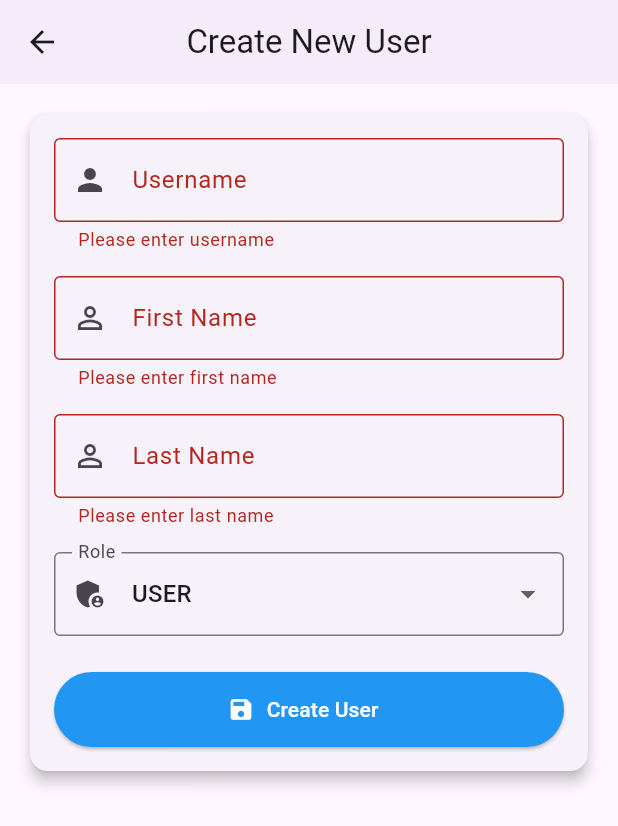
After one commit to devzonedo/product_promo_app, a Flutter app: the CreateUserScreen screen opened directly, after a tap on "Create User", on a phone screen of 412 x 824 dp. The commit adds this screen. Shown: the top 826 px of the screen. Run offline on Flutter 3.47's test engine with Material 3 defaults, Android fonts, the phone set to English and light mode, and no system bars; our stand-ins replace shared_preferences; missing offline and left inert: mobile_scanner; accounts and stored records are empty.

Commit message:
user creation completed

```diff
--- /dev/null
+++ b/lib/models/user.dart
@@ -0,0 +1,54 @@
+class User {
+  final String userId;
+  final String username;
+  final String firstName;
+  final String lastName;
+  final String roleCode;
+  final String status;
+  final String createdDateTime;
+
+  User({
+    required this.userId,
+    required this.username,
+    required this.firstName,
+    required this.lastName,
+    required this.roleCode,
+    required this.status,
+    required this.createdDateTime,
+  });
+
+  factory User.fromJson(Map<String, dynamic> json) {
+    return User(
+      userId: json['userId'] as String,
+      username: json['username'] as String,
+      firstName: json['firstName'] as String,
+      lastName: json['lastName'] as String,
+      roleCode: json['roleCode'] as String,
+      status: json['status'] as String,
+      createdDateTime: json['createdDateTime'] as String,
+    );
+  }
+
+  // Convert to JSON
+  Map<String, dynamic> toJson() {
+    return {
+      'userId': userId,
+      'username': username,
+      'firstName': firstName,
+      'lastName': lastName,
+      'roleCode': roleCode,
+      'createdDateTime': createdDateTime,
+      'status': status,
+    };
+  }
+}
+
+/**
+ *
+// Parse JSON array response from API
+final List<dynamic> jsonArray = await fetchUsersFromApi();
+final List<User> users = jsonArray
+    .map((json) => User.fromJson(json))
+    .toList();
+
+ */
--- /dev/null
+++ b/lib/screens/app_state.dart
@@ -0,0 +1,35 @@
+import '/models/user_model.dart';
+
+// Global state management for token, user details, and login state
+
+class AppState {
+  static String? _token;
+  static UserDetailModel? _userDetail;
+  static bool _isLoggedIn = false;
+
+  static String? get token => _token;
+  static UserDetailModel? get userDetail => _userDetail;
+  static bool get isLoggedIn => _isLoggedIn;
+
+  static void setToken(String token, {UserDetailModel? userDetail}) {
+    _token = token;
+    _userDetail = userDetail;
+    _isLoggedIn = true;
+
+    // You can optionally save to SharedPreferences here for persistence
+    // _saveToPreferences();
+  }
+
+  static void setUserDetail(UserDetailModel userDetail) {
+    _userDetail = userDetail;
+  }
+
+  static void logout() {
+    _token = null;
+    _userDetail = null;
+    _isLoggedIn = false;
+
+    // Clear SharedPreferences if used
+    // _clearPreferences();
+  }
+}
--- a/lib/screens/debug_screen.dart
+++ b/lib/screens/debug_screen.dart
@@ -1,4 +1,5 @@
 import 'package:flutter/material.dart';
+import 'package:product_promo_app/screens/app_state.dart';
 import '../main.dart';
 import '../utils/jwt_helper.dart';
 
--- a/lib/screens/login_screen.dart
+++ b/lib/screens/login_screen.dart
@@ -1,6 +1,7 @@
 import 'package:flutter/material.dart';
 import 'dart:convert';
 import 'package:http/http.dart' as http;
+import 'package:product_promo_app/screens/app_state.dart';
 import '../main.dart';
 import 'home_screen.dart';
 import '../utils/jwt_helper.dart';
--- /dev/null
+++ b/lib/screens/user_create_screen.dart
@@ -0,0 +1,406 @@
+import 'package:flutter/material.dart';
+import '../services/api_service.dart';
+import '../models/user.dart';
+import '../services/api_service.dart';
+
+class CreateUserScreen extends StatefulWidget {
+  const CreateUserScreen({super.key});
+
+  @override
+  State<CreateUserScreen> createState() => _CreateUserScreenState();
+}
+
+class _CreateUserScreenState extends State<CreateUserScreen> {
+  final _formKey = GlobalKey<FormState>();
+  final _usernameController = TextEditingController();
+  final _firstNameController = TextEditingController();
+  final _lastNameController = TextEditingController();
+
+  final ApiService _apiService = ApiService();
+
+  String _selectedRole = 'USER';
+  bool _isLoading = false;
+
+  // Store existing users to simulate duplicate check
+
+  Map<String, dynamic>? _createdUser;
+  String? _errorMessage;
+
+  final List<String> _roles = ['ADMIN', 'USER'];
+
+  @override
+  void dispose() {
+    _usernameController.dispose();
+    _firstNameController.dispose();
+    _lastNameController.dispose();
+    super.dispose();
+  }
+
+  //  API call for create user
+  Future<void> _createUser() async {
+    if (!_formKey.currentState!.validate()) {
+      return;
+    }
+
+    setState(() {
+      _isLoading = true;
+      _errorMessage = null;
+    });
+
+    // Simulate network delay
+    await Future.delayed(const Duration(seconds: 1));
+
+    final username = _usernameController.text.trim();
+    final firstName = _firstNameController.text.trim();
+    final lastName = _lastNameController.text.trim();
+
+    setState(() {
+      _errorMessage = null;
+      _isLoading = false;
+    });
+
+    setState(() {
+      _isLoading = true;
+    });
+
+    // Call ApiService to add product
+    final result = await _apiService.createUser(
+      username: username,
+      firstName: firstName,
+      lastName: lastName,
+      userRole: _selectedRole,
+    );
+
+    setState(() {
+      _isLoading = false;
+    });
+
+    if (result['success'] == true) {
+      // User created successfully
+      setState(() {
+        _createdUser = result['data'];
+        _errorMessage = null;
+      });
+    } else {
+      // Handle error
+      setState(() {
+        _errorMessage = result['message'] ?? 'Failed to create user';
+        _createdUser = null;
+      });
+
+      ScaffoldMessenger.of(context).showSnackBar(
+        SnackBar(
+          content: Text(_errorMessage!),
+          backgroundColor: Colors.red,
+          duration: const Duration(seconds: 3),
+        ),
+      );
+      return;
+    }
+
+    // Show success dialog
+    _showSuccessDialog();
+  }
+
+  void _showSuccessDialog() {
+    showDialog(
+      context: context,
+      barrierDismissible: false,
+      builder: (BuildContext context) {
+        return AlertDialog(
+          title: const Row(
+            children: [
+              Icon(Icons.check_circle, color: Colors.green),
+              SizedBox(width: 10),
+              Text('Success!'),
+            ],
+          ),
+          content: const Text('User has been created successfully.'),
+          actions: [
+            TextButton(
+              onPressed: () {
+                Navigator.of(context).pop();
+              },
+              child: const Text('OK'),
+            ),
+          ],
+        );
+      },
+    );
+  }
+
+  void _clearForm() {
+    _usernameController.clear();
+    _firstNameController.clear();
+    _lastNameController.clear();
+    setState(() {
+      _selectedRole = 'USER';
+      _createdUser = null;
+      _errorMessage = null;
+    });
+  }
+
+  @override
+  Widget build(BuildContext context) {
+    return Scaffold(
+      appBar: AppBar(
+        title: const Text('Create New User'),
+        centerTitle: true,
+        elevation: 2,
+      ),
+      body: SingleChildScrollView(
+        padding: const EdgeInsets.all(16.0),
+        child: Column(
+          crossAxisAlignment: CrossAxisAlignment.start,
+          children: [
+            Card(
+              elevation: 4,
+              child: Padding(
+                padding: const EdgeInsets.all(16.0),
+                child: Form(
+                  key: _formKey,
+                  child: Column(
+                    children: [
+                      TextFormField(
+                        controller: _usernameController,
+                        decoration: const InputDecoration(
+                          labelText: 'Username',
+                          hintText: 'Enter username',
+                          prefixIcon: Icon(Icons.person),
+                          border: OutlineInputBorder(),
+                        ),
+                        validator: (value) {
+                          if (value == null || value.isEmpty) {
+                            return 'Please enter username';
+                          }
+                          if (value.length < 3) {
+                            return 'Username must be at least 3 characters';
+                          }
+                          return null;
+                        },
+                      ),
+                      const SizedBox(height: 16),
+                      TextFormField(
+                        controller: _firstNameController,
+                        decoration: const InputDecoration(
+                          labelText: 'First Name',
+                          hintText: 'Enter first name',
+                          prefixIcon: Icon(Icons.person_outline),
+                          border: OutlineInputBorder(),
+                        ),
+                        validator: (value) {
+                          if (value == null || value.isEmpty) {
+                            return 'Please enter first name';
+                          }
+                          return null;
+                        },
+                      ),
+                      const SizedBox(height: 16),
+                      TextFormField(
+                        controller: _lastNameController,
+                        decoration: const InputDecoration(
+                          labelText: 'Last Name',
+                          hintText: 'Enter last name',
+                          prefixIcon: Icon(Icons.person_outline),
+                          border: OutlineInputBorder(),
+                        ),
+                        validator: (value) {
+                          if (value == null || value.isEmpty) {
+                            return 'Please enter last name';
+                          }
+                          return null;
+                        },
+                      ),
+                      const SizedBox(height: 16),
+                      DropdownButtonFormField<String>(
+                        value: _selectedRole,
+                        decoration: const InputDecoration(
+                          labelText: 'Role',
+                          prefixIcon: Icon(Icons.admin_panel_settings),
+                          border: OutlineInputBorder(),
+                        ),
+                        items: _roles.map((String role) {
+                          return DropdownMenuItem<String>(
+                            value: role,
+                            child: Text(role),
+                          );
+                        }).toList(),
+                        onChanged: (String? newValue) {
+                          setState(() {
+                            _selectedRole = newValue!;
+                          });
+                        },
+                        validator: (value) {
+                          if (value == null || value.isEmpty) {
+                            return 'Please select a role';
+                          }
+                          return null;
+                        },
+                      ),
+                      const SizedBox(height: 24),
+                      SizedBox(
+                        width: double.infinity,
+                        height: 50,
+                        child: ElevatedButton.icon(
+                          onPressed: _isLoading ? null : _createUser,
+                          icon: _isLoading
+                              ? const SizedBox(
+                                  width: 20,
+                                  height: 20,
+                                  child: CircularProgressIndicator(
+                                    strokeWidth: 2,
+                                    valueColor: AlwaysStoppedAnimation<Color>(
+                                      Colors.white,
+                                    ),
+                                  ),
+                                )
+                              : const Icon(Icons.save),
+                          label: Text(
+                            _isLoading ? 'Creating...' : 'Create User',
+                          ),
+                          style: ElevatedButton.styleFrom(
+                            backgroundColor: Colors.blue,
+                            foregroundColor: Colors.white,
+                          ),
+                        ),
+                      ),
+                      if (_errorMessage != null) ...[
+                        const SizedBox(height: 16),
+                        Container(
+                          padding: const EdgeInsets.all(12),
+                          decoration: BoxDecoration(
+                            color: Colors.red.shade50,
+                            borderRadius: BorderRadius.circular(8),
+                            border: Border.all(color: Colors.red.shade200),
+                          ),
+                          child: Row(
+                            children: [
+                              Icon(
+                                Icons.error_outline,
+                                color: Colors.red.shade700,
+                              ),
+                              const SizedBox(width: 12),
+                              Expanded(
+                                child: Text(
+                                  _errorMessage!,
+                                  style: TextStyle(color: Colors.red.shade700),
+                                ),
+                              ),
+                            ],
+                          ),
+                        ),
+                      ],
+                    ],
+                  ),
+                ),
+              ),
+            ),
+            const SizedBox(height: 24),
+            if (_createdUser != null) ...[
+              Card(
+                elevation: 4,
+                color: Colors.green.shade50,
+                child: Padding(
+                  padding: const EdgeInsets.all(16.0),
+                  child: Column(
+                    crossAxisAlignment: CrossAxisAlignment.start,
+                    children: [
+                      Row(
+                        children: [
+                          Icon(
+                            Icons.check_circle,
+                            color: Colors.green.shade700,
+                          ),
+                          const SizedBox(width: 8),
+                          Text(
+                            'User Created Successfully',
+                            style: TextStyle(
+                              fontSize: 18,
+                              fontWeight: FontWeight.bold,
+                              color: Colors.green.shade700,
+                            ),
+                          ),
+                        ],
+                      ),
+                      const Divider(),
+                      const SizedBox(height: 8),
+                      _buildDetailRow(
+                        'User ID',
+                        _createdUser!['userId']?.toString() ?? 'N/A',
+                      ),
+                      _buildDetailRow(
+                        'Username',
+                        _createdUser!['username'] ?? 'N/A',
+                      ),
+                      _buildDetailRow(
+                        'First Name',
+                        _createdUser!['firstName'] ?? 'N/A',
+                      ),
+                      _buildDetailRow(
+                        'Last Name',
+                        _createdUser!['lastName'] ?? 'N/A',
+                      ),
+                      _buildDetailRow(
+                        'Role',
+                        _createdUser!['roleCode'] ?? 'N/A',
+                      ),
+                      _buildDetailRow(
+                        'Status',
+                        _createdUser!['status'] ?? 'N/A',
+                      ),
+                      _buildDetailRow(
+                        'Created Date & Time',
+                        _formatDateTime(_createdUser!['createdDateTime']),
+                      ),
+                      const SizedBox(height: 12),
+                      SizedBox(
+                        width: double.infinity,
+                        child: OutlinedButton.icon(
+                          onPressed: _clearForm,
+                          icon: const Icon(Icons.add),
+                          label: const Text('Create Another User'),
+                          style: OutlinedButton.styleFrom(
+                            foregroundColor: Colors.green.shade700,
+                          ),
+                        ),
+                      ),
+                    ],
+                  ),
+                ),
+              ),
+            ],
+          ],
+        ),
+      ),
+    );
+  }
+
+  Widget _buildDetailRow(String label, String value) {
+    return Padding(
+      padding: const EdgeInsets.symmetric(vertical: 6),
+      child: Row(
+        crossAxisAlignment: CrossAxisAlignment.start,
+        children: [
+          SizedBox(
+            width: 130,
+            child: Text(
+              '$label:',
+              style: const TextStyle(fontWeight: FontWeight.w600, fontSize: 14),
+            ),
+          ),
+          Expanded(child: Text(value, style: const TextStyle(fontSize: 14))),
+        ],
+      ),
+    );
+  }
+
+  String _formatDateTime(String? dateTimeString) {
+    if (dateTimeString == null) return 'N/A';
+    try {
+      final dateTime = DateTime.parse(dateTimeString);
+      return '${dateTime.year}-${dateTime.month.toString().padLeft(2, '0')}-${dateTime.day.toString().padLeft(2, '0')} ${dateTime.hour.toString().padLeft(2, '0')}:${dateTime.minute.toString().padLeft(2, '0')}:${dateTime.second.toString().padLeft(2, '0')}';
+    } catch (e) {
+      return dateTimeString;
+    }
+  }
+}
```
Also changed, not shown: lib/main.dart (+1 -33 lines), lib/screens/home_screen.dart (+16 -3 lines), lib/services/api_service.dart (+77 -0 lines).
